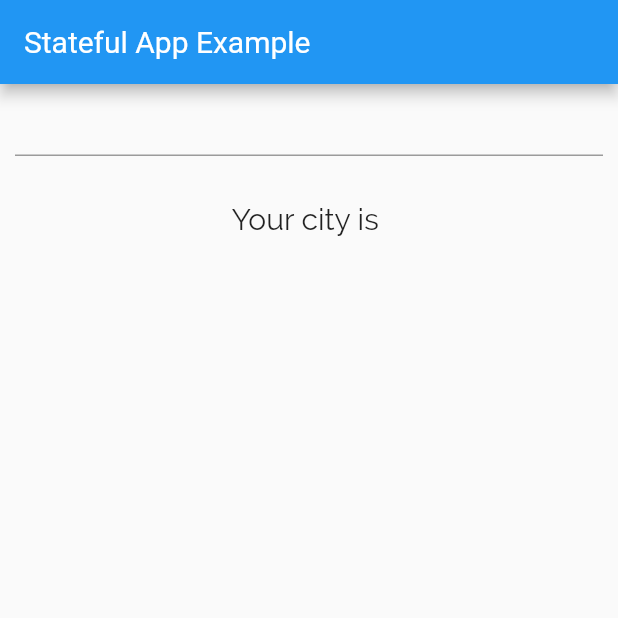
After one commit to IamMutevu/secondFlutterApp, a Flutter app: the screen it shows after launch, on a phone screen of 412 x 824 dp, the top half of it. The commit adds this screen. Run offline on Flutter 3.47's test engine with Material 2 defaults, Android fonts, the phone set to English and light mode, and no system bars.

Commit message:
StatefulWidget

```diff
--- /dev/null
+++ b/lib/app_screens/app.dart
@@ -0,0 +1,47 @@
+import 'package:flutter/material.dart';
+
+class FavoriteCity extends StatefulWidget{
+  @override
+  State<StatefulWidget> createState() {
+    // TODO: implement createState
+    return _FavoriteCityState();
+  }
+
+}
+
+class _FavoriteCityState extends State<FavoriteCity>{
+
+  String nameCity = "";
+  @override
+  Widget build(BuildContext context) {
+    // TODO: implement build
+    return Scaffold(
+      appBar: AppBar(title: Text("Stateful App Example"),),
+      body: Center(
+        child: Container(
+          padding: EdgeInsets.only(left: 10.0, right: 10.0),
+          child: Column(
+            children: <Widget>[
+              TextField(
+                onSubmitted: (String userInput){
+                  setState(() {
+                    nameCity = userInput;
+                  });
+
+                },
+              ),
+              Padding(
+                  padding: EdgeInsets.all(30.0),
+                  child:Text(
+                    "Your city is $nameCity",
+                    style: TextStyle(fontSize: 20.0, fontFamily: "Raleway"),
+                  )),
+            ],
+          ),
+        ),
+      )
+    );
+  }
+
+
+}
--- a/lib/main.dart
+++ b/lib/main.dart
@@ -2,11 +2,12 @@ import 'package:flutter/material.dart';
 import './app_screens/home.dart';
 import './app_screens/flights.dart';
 import './app_screens/long_list.dart';
+import './app_screens/app.dart';
 
 void main(){
   runApp(MaterialApp(
     title: "Exploring UI widgets",
-    home: LongList(),
+    home: FavoriteCity(),
   ));
 
 
```
